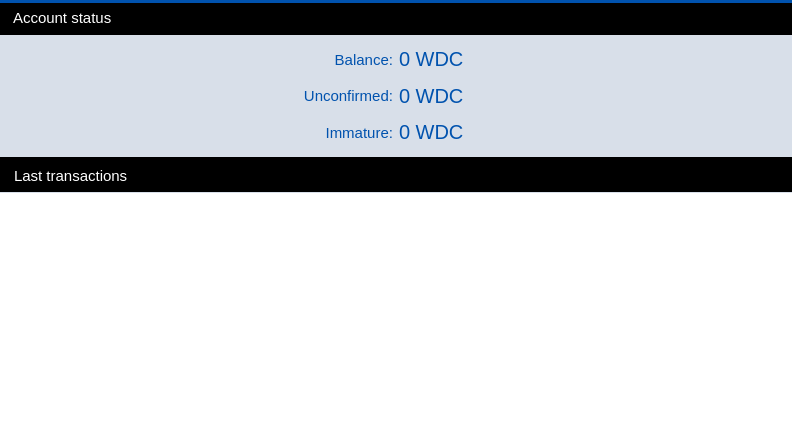
Above: src/qt/forms/overviewpage.ui from WorldcoinGlobal/WorldcoinLegacy before the change. Below: the same form after it.
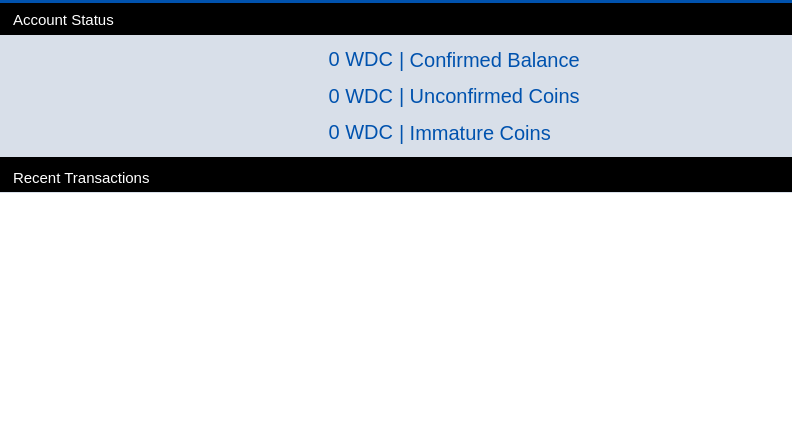
That is the form after the change. Icons and pictures are not drawn.

The edit to the form file:
```diff
--- a/src/qt/forms/overviewpage.ui
+++ b/src/qt/forms/overviewpage.ui
@@ -235,8 +235,8 @@
           <rect>
            <x>13</x>
            <y>6</y>
-           <width>112</width>
-           <height>18</height>
+           <width>118</width>
+           <height>22</height>
           </rect>
          </property>
          <property name="font">
@@ -251,7 +251,7 @@
 }</string>
          </property>
          <property name="text">
-          <string>Account status</string>
+          <string>Account Status</string>
          </property>
         </widget>
        </widget>
@@ -270,53 +270,7 @@
 }</string>
         </property>
         <layout class="QGridLayout" name="gridLayout">
-         <item row="2" column="2">
-          <layout class="QHBoxLayout" name="horizontalLayout_3">
-           <item>
-            <widget class="QLabel" name="labelImmature">
-             <property name="font">
-              <font>
-               <pointsize>15</pointsize>
-               <stylestrategy>PreferAntialias</stylestrategy>
-              </font>
-             </property>
-             <property name="styleSheet">
-              <string notr="true">color: #0052AE;</string>
-             </property>
-             <property name="text">
-              <string>0 WDC</string>
-             </property>
-             <property name="textInteractionFlags">
-              <set>Qt::TextSelectableByMouse</set>
-             </property>
-            </widget>
-           </item>
-           <item>
-            <widget class="QLabel" name="label_3">
-             <property name="text">
-              <string/>
-             </property>
-             <property name="pixmap">
-              <pixmap resource="../res.qrc">:/res/logo_small.png</pixmap>
-             </property>
-            </widget>
-           </item>
-           <item>
-            <spacer name="horizontalSpacer_4">
-             <property name="orientation">
-              <enum>Qt::Horizontal</enum>
-             </property>
-             <property name="sizeHint" stdset="0">
-              <size>
-               <width>40</width>
-               <height>20</height>
-              </size>
-             </property>
-            </spacer>
-           </item>
-          </layout>
-         </item>
-         <item row="1" column="2">
+         <item row="4" column="1">
           <layout class="QHBoxLayout" name="horizontalLayout_2">
            <item>
             <widget class="QLabel" name="labelUnconfirmed">
@@ -332,37 +286,17 @@
              <property name="text">
               <string>0 WDC</string>
              </property>
+             <property name="alignment">
+              <set>Qt::AlignRight|Qt::AlignTrailing|Qt::AlignVCenter</set>
+             </property>
              <property name="textInteractionFlags">
               <set>Qt::TextSelectableByMouse</set>
              </property>
             </widget>
            </item>
-           <item>
-            <widget class="QLabel" name="label_2">
-             <property name="text">
-              <string/>
-             </property>
-             <property name="pixmap">
-              <pixmap resource="../res.qrc">:/res/logo_small.png</pixmap>
-             </property>
-            </widget>
-           </item>
-           <item>
-            <spacer name="horizontalSpacer_3">
-             <property name="orientation">
-              <enum>Qt::Horizontal</enum>
-             </property>
-             <property name="sizeHint" stdset="0">
-              <size>
-               <width>40</width>
-               <height>20</height>
-              </size>
-             </property>
-            </spacer>
-           </item>
           </layout>
          </item>
-         <item row="0" column="2">
+         <item row="2" column="1">
           <layout class="QHBoxLayout" name="horizontalLayout">
            <item>
             <widget class="QLabel" name="labelBalance">
@@ -378,56 +312,23 @@
              <property name="text">
               <string>0 WDC</string>
              </property>
+             <property name="alignment">
+              <set>Qt::AlignRight|Qt::AlignTrailing|Qt::AlignVCenter</set>
+             </property>
              <property name="textInteractionFlags">
               <set>Qt::TextSelectableByMouse</set>
              </property>
             </widget>
            </item>
-           <item>
-            <widget class="QLabel" name="label">
-             <property name="text">
-              <string/>
-             </property>
-             <property name="pixmap">
-              <pixmap resource="../res.qrc">:/res/logo_small.png</pixmap>
-             </property>
-            </widget>
-           </item>
-           <item>
-            <spacer name="horizontalSpacer">
-             <property name="orientation">
-              <enum>Qt::Horizontal</enum>
-             </property>
-             <property name="sizeHint" stdset="0">
-              <size>
-               <width>40</width>
-               <height>20</height>
-              </size>
-             </property>
-            </spacer>
-           </item>
           </layout>
          </item>
-         <item row="0" column="1">
+         <item row="2" column="2">
           <layout class="QHBoxLayout" name="horizontalLayout_4">
-           <item>
-            <spacer name="horizontalSpacer_2">
-             <property name="orientation">
-              <enum>Qt::Horizontal</enum>
-             </property>
-             <property name="sizeHint" stdset="0">
-              <size>
-               <width>40</width>
-               <height>20</height>
-              </size>
-             </property>
-            </spacer>
-           </item>
            <item>
             <widget class="QLabel" name="label_6">
              <property name="font">
               <font>
-               <pointsize>11</pointsize>
+               <pointsize>15</pointsize>
                <stylestrategy>PreferAntialias</stylestrategy>
               </font>
              </property>
@@ -440,10 +341,10 @@
 }</string>
              </property>
              <property name="text">
-              <string>Balance:</string>
+              <string>| Confirmed Balance</string>
              </property>
              <property name="alignment">
-              <set>Qt::AlignRight|Qt::AlignTrailing|Qt::AlignVCenter</set>
+              <set>Qt::AlignLeading|Qt::AlignLeft|Qt::AlignVCenter</set>
              </property>
              <property name="margin">
               <number>0</number>
@@ -455,26 +356,13 @@
            </item>
           </layout>
          </item>
-         <item row="1" column="1">
+         <item row="4" column="2">
           <layout class="QHBoxLayout" name="horizontalLayout_9">
-           <item>
-            <spacer name="horizontalSpacer_5">
-             <property name="orientation">
-              <enum>Qt::Horizontal</enum>
-             </property>
-             <property name="sizeHint" stdset="0">
-              <size>
-               <width>40</width>
-               <height>20</height>
-              </size>
-             </property>
-            </spacer>
-           </item>
            <item>
             <widget class="QLabel" name="label_7">
              <property name="font">
               <font>
-               <pointsize>11</pointsize>
+               <pointsize>15</pointsize>
                <stylestrategy>PreferAntialias</stylestrategy>
               </font>
              </property>
@@ -487,10 +375,10 @@
 }</string>
              </property>
              <property name="text">
-              <string>Unconfirmed:</string>
+              <string>| Unconfirmed Coins</string>
              </property>
              <property name="alignment">
-              <set>Qt::AlignRight|Qt::AlignTrailing|Qt::AlignVCenter</set>
+              <set>Qt::AlignLeading|Qt::AlignLeft|Qt::AlignVCenter</set>
              </property>
              <property name="margin">
               <number>0</number>
@@ -502,26 +390,13 @@
            </item>
           </layout>
          </item>
-         <item row="2" column="1">
+         <item row="6" column="2">
           <layout class="QHBoxLayout" name="horizontalLayout_10">
-           <item>
-            <spacer name="horizontalSpacer_7">
-             <property name="orientation">
-              <enum>Qt::Horizontal</enum>
-             </property>
-             <property name="sizeHint" stdset="0">
-              <size>
-               <width>40</width>
-               <height>20</height>
-              </size>
-             </property>
-            </spacer>
-           </item>
            <item>
             <widget class="QLabel" name="label_8">
              <property name="font">
               <font>
-               <pointsize>11</pointsize>
+               <pointsize>15</pointsize>
                <stylestrategy>PreferAntialias</stylestrategy>
               </font>
              </property>
@@ -534,10 +409,10 @@
 }</string>
              </property>
              <property name="text">
-              <string>Immature:</string>
+              <string>| Immature Coins</string>
              </property>
              <property name="alignment">
-              <set>Qt::AlignRight|Qt::AlignTrailing|Qt::AlignVCenter</set>
+              <set>Qt::AlignLeading|Qt::AlignLeft|Qt::AlignVCenter</set>
              </property>
              <property name="margin">
               <number>0</number>
@@ -549,6 +424,32 @@
            </item>
           </layout>
          </item>
+         <item row="6" column="1">
+          <layout class="QHBoxLayout" name="horizontalLayout_3">
+           <item>
+            <widget class="QLabel" name="labelImmature">
+             <property name="font">
+              <font>
+               <pointsize>15</pointsize>
+               <stylestrategy>PreferAntialias</stylestrategy>
+              </font>
+             </property>
+             <property name="styleSheet">
+              <string notr="true">color: #0052AE;</string>
+             </property>
+             <property name="text">
+              <string>0 WDC</string>
+             </property>
+             <property name="alignment">
+              <set>Qt::AlignRight|Qt::AlignTrailing|Qt::AlignVCenter</set>
+             </property>
+             <property name="textInteractionFlags">
+              <set>Qt::TextSelectableByMouse</set>
+             </property>
+            </widget>
+           </item>
+          </layout>
+         </item>
         </layout>
        </widget>
       </item>
@@ -609,10 +510,10 @@
         <widget class="QLabel" name="label_19">
          <property name="geometry">
           <rect>
-           <x>14</x>
+           <x>13</x>
            <y>7</y>
-           <width>129</width>
-           <height>18</height>
+           <width>156</width>
+           <height>22</height>
           </rect>
          </property>
          <property name="font">
@@ -627,7 +528,7 @@
 }</string>
          </property>
          <property name="text">
-          <string>Last transactions</string>
+          <string>Recent Transactions</string>
          </property>
         </widget>
        </widget>
```
Left out of the diff: 39 changed lines with no effect on the pictures.
